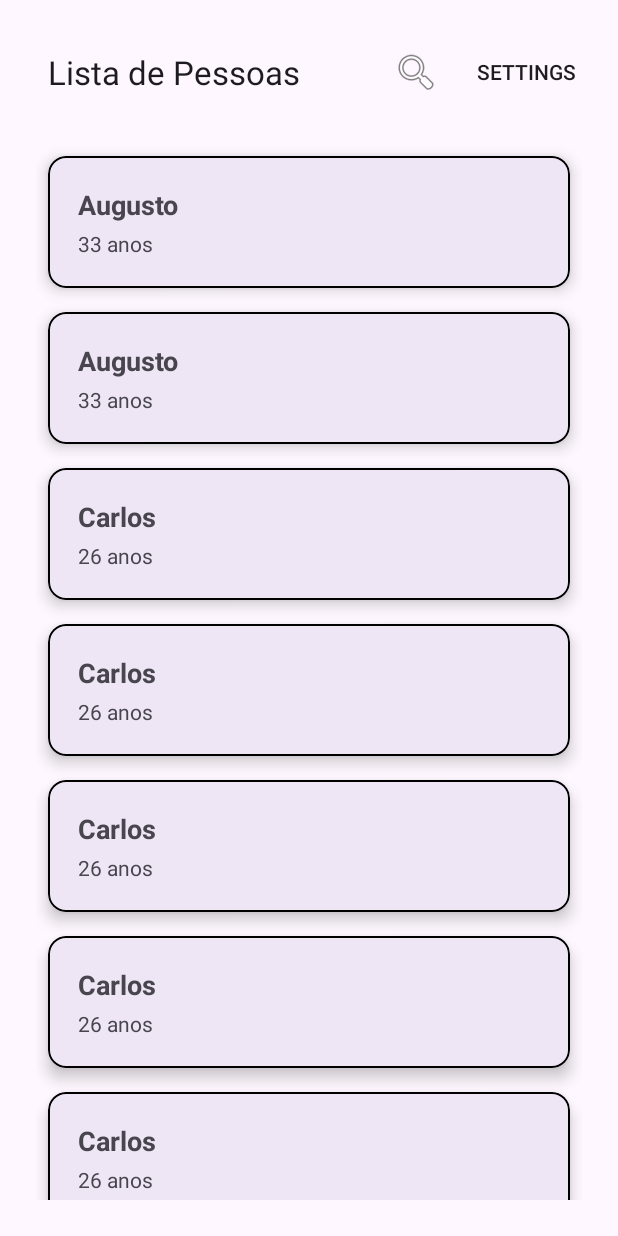
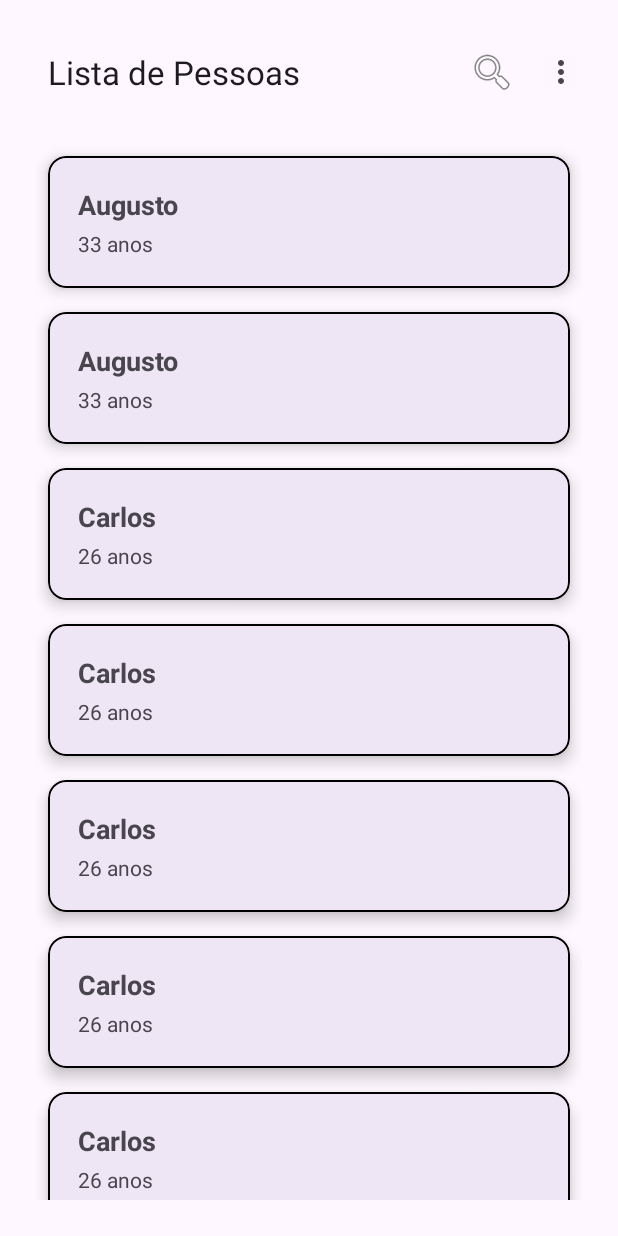
Before and after one commit to carlosvinicyuss07/app-lista-de-usuarios-kotlin, an Android app: the screen it shows after launch (MainActivity), after a tap on "Search", on a phone screen of 412 x 824 dp. Run offline under Robolectric (Android 15) with nearby library versions, the light colour scheme and no system bars.

Commit message:
:sparkles: feat: AdiAdBBotões clicÂáveis na Toolbar

```diff
--- a/app/src/main/java/com/example/recyclerviewapp/MainActivity.kt
+++ b/app/src/main/java/com/example/recyclerviewapp/MainActivity.kt
@@ -1,13 +1,12 @@
 package com.example.recyclerviewapp
 
-import android.R
 import android.os.Bundle
+import android.view.Menu
 import android.view.MenuItem
+import android.widget.Toast
 import androidx.appcompat.app.AppCompatActivity
-import androidx.core.content.ContextCompat
 import com.example.recyclerviewapp.databinding.ActivityMainBinding
 import com.example.recyclerviewapp.model.Pessoa
-import androidx.core.graphics.drawable.toDrawable
 
 class MainActivity : AppCompatActivity() {
 
@@ -41,6 +40,7 @@ class MainActivity : AppCompatActivity() {
 
         binding = ActivityMainBinding.inflate(layoutInflater)
         setContentView(binding.root)
+        setSupportActionBar(binding.topAppBar)
 
         setupView()
 
@@ -49,14 +49,29 @@ class MainActivity : AppCompatActivity() {
 
     override fun onOptionsItemSelected(item: MenuItem): Boolean {
         return when (item.itemId) {
-            android.R.id.home -> { // For the navigation icon (e.g., back button)
+            android.R.id.home -> {
                 onBackPressedDispatcher.onBackPressed()
+                true
+            }
+            R.id.action_search -> {
+                // Botão "buscar"
+                Toast.makeText(this, "Buscar clicado!", Toast.LENGTH_SHORT).show()
+                true
+            }
+            R.id.action_settings -> {
+                // Botão "configurações"
+                Toast.makeText(this, "Configurações clicado!", Toast.LENGTH_SHORT).show()
                 true
             }
             else -> super.onOptionsItemSelected(item)
         }
     }
 
+    override fun onCreateOptionsMenu(menu: Menu?): Boolean {
+        menuInflater.inflate(R.menu.top_app_bar_menu, menu)
+        return true
+    }
+
     private fun setupView() {
         binding.listaPessoas.adapter = pessoaAdapter
     }
--- a/app/src/main/res/menu/top_app_bar_menu.xml
+++ b/app/src/main/res/menu/top_app_bar_menu.xml
@@ -7,9 +7,11 @@
         android:title="@string/search"
         android:icon="@android:drawable/ic_menu_search"
         app:showAsAction="ifRoom" />
+
     <item
         android:id="@+id/action_settings"
         android:title="@string/settings"
-        app:showAsAction="ifRoom|withText" />
+        android:icon="@android:drawable/ic_menu_info_details"
+        app:showAsAction="never" />
 
 </menu>
```
